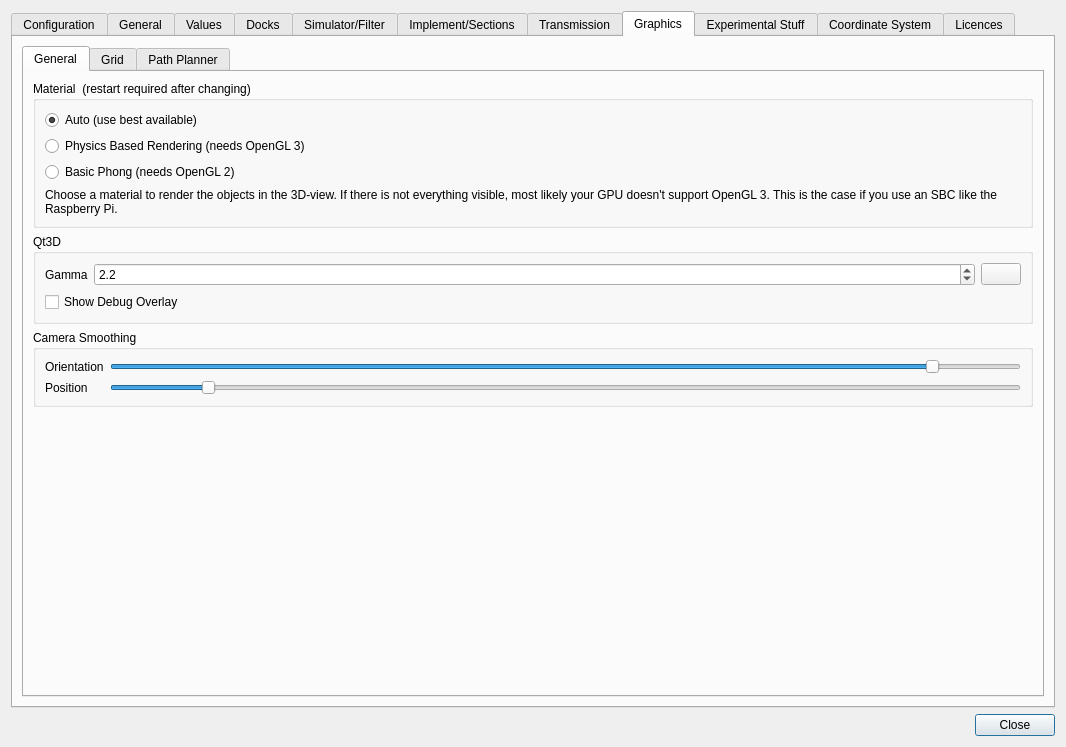
First picture: the form in src/gui/SettingsDialog.ui, repository eringerli/QtOpenGuidance, before the edit.
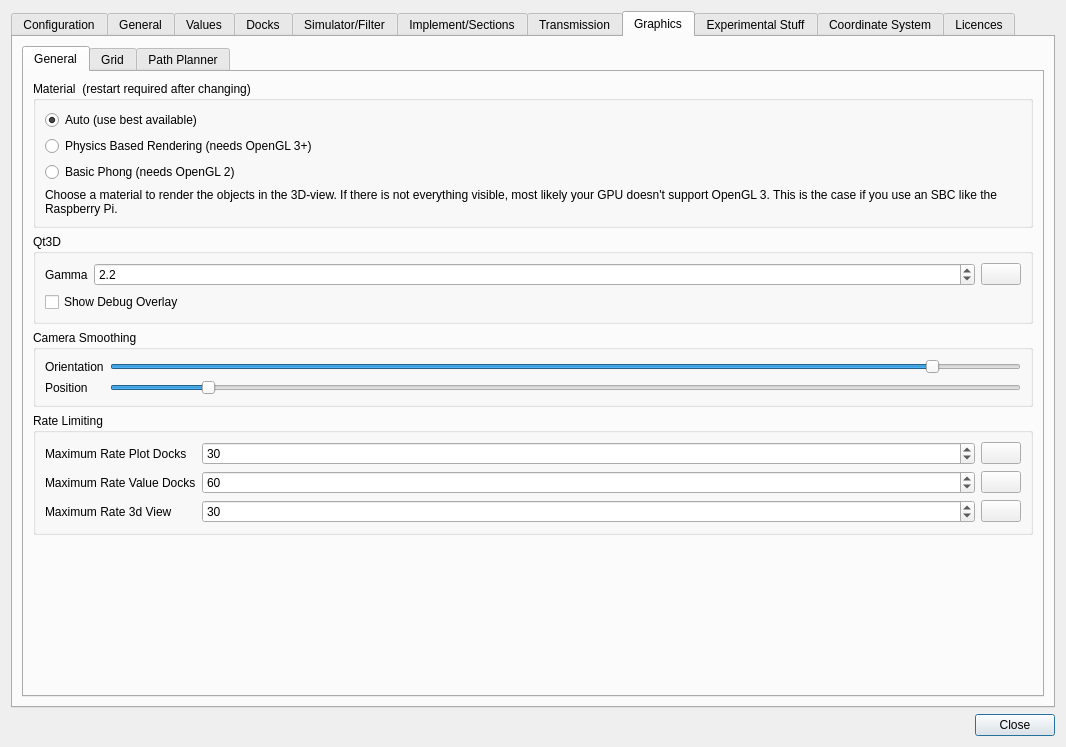
Second picture: the form after the edit. The open tabs and pages were chosen to show the change. Icons and pictures are not drawn. Custom widgets are drawn as their Qt base class.

Commit message: added RateLimiter and synced the signature

What changed in the file:
```diff
--- a/src/gui/SettingsDialog.ui
+++ b/src/gui/SettingsDialog.ui
@@ -1833,7 +1833,7 @@
                 <item>
                  <widget class="QRadioButton" name="rbMaterialPRB">
                   <property name="text">
-                   <string>Physics Based Rendering (needs OpenGL 3)</string>
+                   <string>Physics Based Rendering (needs OpenGL 3+)</string>
                   </property>
                   <property name="checked">
                    <bool>false</bool>
@@ -1980,6 +1980,126 @@
                </layout>
               </widget>
              </item>
+             <item>
+              <widget class="QGroupBox" name="groupBox_6">
+               <property name="title">
+                <string>Rate Limiting</string>
+               </property>
+               <layout class="QGridLayout" name="gridLayout_19">
+                <item row="0" column="4">
+                 <widget class="QPushButton" name="pbRatePlotDefault">
+                  <property name="text">
+                   <string/>
+                  </property>
+                  <property name="icon">
+                   <iconset theme="edit-clear">
+                    <normaloff>.</normaloff>.</iconset>
+                  </property>
+                 </widget>
+                </item>
+                <item row="0" column="3">
+                 <widget class="QSpinBox" name="sbRatePlotDocks">
+                  <property name="sizePolicy">
+                   <sizepolicy hsizetype="Minimum" vsizetype="Fixed">
+                    <horstretch>1</horstretch>
+                    <verstretch>0</verstretch>
+                   </sizepolicy>
+                  </property>
+                  <property name="minimum">
+                   <number>1</number>
+                  </property>
+                  <property name="maximum">
+                   <number>100</number>
+                  </property>
+                  <property name="value">
+                   <number>30</number>
+                  </property>
+                 </widget>
+                </item>
+                <item row="0" column="2">
+                 <widget class="QLabel" name="label_49">
+                  <property name="text">
+                   <string>Maximum Rate Plot Docks</string>
+                  </property>
+                 </widget>
+                </item>
+                <item row="2" column="3">
+                 <widget class="QSpinBox" name="sbRateValueDocks">
+                  <property name="sizePolicy">
+                   <sizepolicy hsizetype="Minimum" vsizetype="Fixed">
+                    <horstretch>1</horstretch>
+                    <verstretch>0</verstretch>
+                   </sizepolicy>
+                  </property>
+                  <property name="minimum">
+                   <number>1</number>
+                  </property>
+                  <property name="maximum">
+                   <number>100</number>
+                  </property>
+                  <property name="value">
+                   <number>60</number>
+                  </property>
+                 </widget>
+                </item>
+                <item row="2" column="4">
+                 <widget class="QPushButton" name="pbRateValueDefault">
+                  <property name="text">
+                   <string/>
+                  </property>
+                  <property name="icon">
+                   <iconset theme="edit-clear">
+                    <normaloff>.</normaloff>.</iconset>
+                  </property>
+                 </widget>
+                </item>
+                <item row="2" column="2">
+                 <widget class="QLabel" name="label_50">
+                  <property name="text">
+                   <string>Maximum Rate Value Docks</string>
+                  </property>
+                 </widget>
+                </item>
+                <item row="3" column="4">
+                 <widget class="QPushButton" name="pbRate3dDefault">
+                  <property name="text">
+                   <string/>
+                  </property>
+                  <property name="icon">
+                   <iconset theme="edit-clear">
+                    <normaloff>.</normaloff>.</iconset>
+                  </property>
+                 </widget>
+                </item>
+                <item row="3" column="3">
+                 <widget class="QSpinBox" name="sbRate3dView">
+                  <property name="sizePolicy">
+                   <sizepolicy hsizetype="Minimum" vsizetype="Fixed">
+                    <horstretch>1</horstretch>
+                    <verstretch>0</verstretch>
+                   </sizepolicy>
+                  </property>
+                  <property name="minimum">
+                   <number>1</number>
+                  </property>
+                  <property name="maximum">
+                   <number>100</number>
+                  </property>
+                  <property name="value">
+                   <number>30</number>
+                  </property>
+                 </widget>
+                </item>
+                <item row="3" column="2">
+                 <widget class="QLabel" name="label_51">
+                  <property name="text">
+                   <string>Maximum Rate 3d View</string>
+                  </property>
+                 </widget>
+                </item>
+               </layout>
+              </widget>
+             </item>
              <item>
               <spacer name="verticalSpacer_7">
                <property name="orientation">
```
The commit also changes 70 other files.
